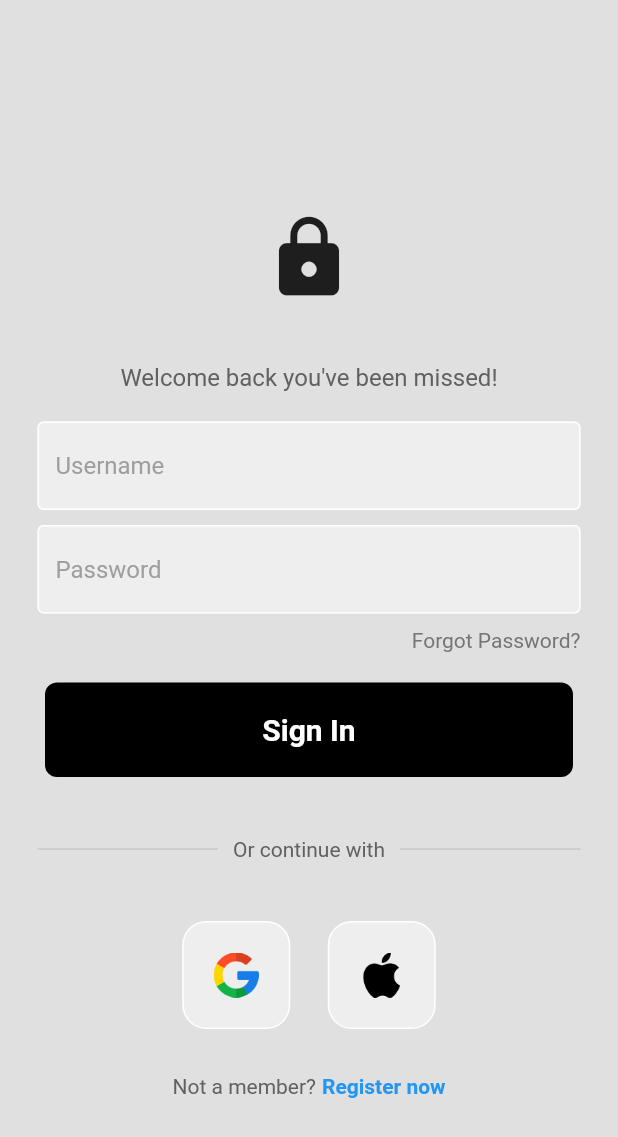
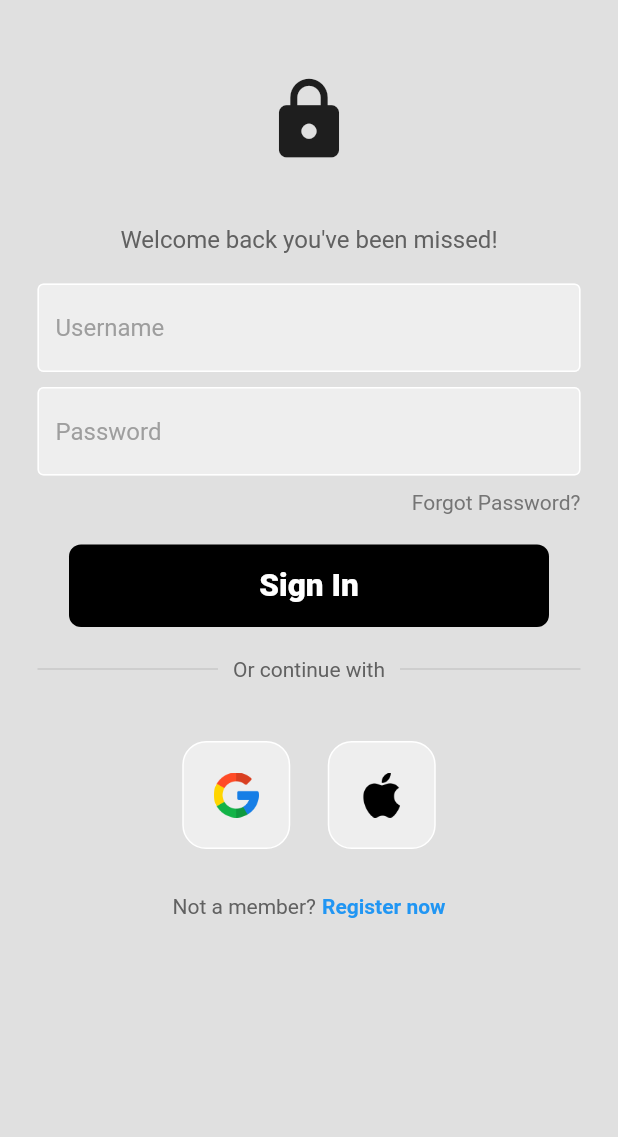
Before and after one commit to razzaq-99/E-commerce-App, a Flutter app: the screen it shows after launch, on a phone screen of 412 x 824 dp. Shown: the top 1137 px of the screen. Run offline on Flutter 3.47's test engine with Material 2 defaults, Android fonts, the phone set to English and light mode, and no system bars; missing offline and left inert: dart:js; statements that could not run were skipped.

Commit message:
updated files to manage login page and routes

```diff
--- a/lib/components/button2.dart
+++ b/lib/components/button2.dart
@@ -4,20 +4,18 @@ import 'package:flutter/material.dart';
 class MyButton extends StatelessWidget {
   final Function()? onTap;
   // final Object onTap;
-  const MyButton({super.key, required this.onTap});
+  const MyButton({super.key,required this.onTap});
 
   @override
   Widget build(BuildContext context) {
-    return InkWell(
-      onTap: onTap,
-      child: Container(
+    return Container(
       padding: const EdgeInsets.all(20),
       margin: const EdgeInsets.symmetric(horizontal: 30),
       decoration: BoxDecoration(
         color: Colors.black,
         borderRadius: BorderRadius.circular(8),
       ),
-        child:  const Center(
+      child: const Center(
         child: Text(
           "Sign In",
           style: TextStyle(
@@ -27,7 +25,6 @@ class MyButton extends StatelessWidget {
           ),
         ),
       ),
-      ),
     );
   }
 }
--- a/lib/main.dart
+++ b/lib/main.dart
@@ -38,14 +38,15 @@ class MyApp extends StatelessWidget {
       // is not restarted.
       // primarySwatch: Colors.blue,
       // ),
-      // home: const IntroPage(),
-        home:  LoginPage(),
+      home:  LoginPage(),
+      //   home:  const IntroPage(),
       theme: LightMode,
       routes: {
-        '/intro_page': (context) => const IntroPage(),
-        'shop_page': (context) => const ShopPage(),
-        'cart_page': (context) => const CartPage(),
-        'help_page' : (context) => const HelpPage()
+        '/login_page' : (context) =>  LoginPage(),
+        // 'intro_page': (context) => const IntroPage(),
+        // 'shop_page': (context) => const ShopPage(),
+        // 'cart_page': (context) => const CartPage(),
+        // 'help_page' : (context) => const HelpPage()
       },
     );
   }
--- a/lib/pages/intro_page.dart
+++ b/lib/pages/intro_page.dart
@@ -30,7 +30,7 @@ class _IntroPageState extends State<IntroPage> {
               height: 10,
             ),
             Text(
-              "Premium Quality Products",style: TextStyle(fontSize: 15,fontWeight : FontWeight.w500,color: Theme.of(context).colorScheme.inversePrimary),
+              "Premium Quality Products",style: TextStyle(fontSize: 15,fontWeight : FontWeight.w800,color: Theme.of(context).colorScheme.inversePrimary),
             ),
             const SizedBox(
               height: 25,
--- a/lib/pages/login_page.dart
+++ b/lib/pages/login_page.dart
@@ -1,5 +1,6 @@
 import 'dart:js';
 
+// import 'package:ecommerce_flutter/components/button2.dart';
 import 'package:ecommerce_flutter/components/button2.dart';
 import 'package:ecommerce_flutter/components/my_textfield.dart';
 import 'package:ecommerce_flutter/components/square_tile.dart';
@@ -14,14 +15,17 @@ class LoginPage extends StatelessWidget {
   final passwordController = TextEditingController();
 
   // sign user in method
-  void signUserIn() {
-    Navigator.pushNamed(context as BuildContext, MaterialPageRoute(builder: (context)=> IntroPage()) as String);
+  Future<dynamic> signUserIn() {
+    return Navigator.pushNamed(context as BuildContext,
+        MaterialPageRoute(builder: (context) => IntroPage()) as String);
   }
+
   @override
   Widget build(BuildContext context) {
     return Scaffold(
       backgroundColor: Colors.grey[300],
-      body: SafeArea(
+      body: SingleChildScrollView(
+        child: SafeArea(
           child: Center(
             child: Column(
               mainAxisAlignment: MainAxisAlignment.center,
@@ -81,13 +85,30 @@ class LoginPage extends StatelessWidget {
 
                 const SizedBox(height: 20),
 
-              // sign in button
-              // MyButton(
-                // onTap: Navigator.push(context, MaterialPageRoute(builder: (BuildContext context) => IntroPage()))
-              // ),
-              MyButton(onTap: signUserIn),
-              const SizedBox(height: 40),
-
+                Container(
+                  height: 55,
+                  width: 320,
+                  decoration: BoxDecoration(
+                    color: Colors.black,
+                    borderRadius: BorderRadius.circular(8),
+                  ),
+                  child: Center(
+                    child: InkWell(
+                      onTap: () => Navigator.push(context,
+                          MaterialPageRoute(builder: (context) => IntroPage())),
+                      child: const Text(
+                        "Sign In",
+                        style: TextStyle(
+                            fontSize: 21,
+                            fontWeight: FontWeight.w800,
+                            color: Colors.white),
+                      ),
+                    ),
+                  ),
+                ),
+                const SizedBox(
+                  height: 20,
+                ),
                 // or continue with
                 Padding(
                   padding: const EdgeInsets.symmetric(horizontal: 25.0),
@@ -143,11 +164,16 @@ class LoginPage extends StatelessWidget {
                       style: TextStyle(color: Colors.grey[700]),
                     ),
                     const SizedBox(width: 4),
-                  const Text(
+                    InkWell(
+                      onTap: (){
+                        Navigator.push(context, MaterialPageRoute(builder: (context)=> ))
+                      },
+                      child: const Text(
                         'Register now',
                         style: TextStyle(
                           color: Colors.blue,
                           fontWeight: FontWeight.bold,
+                        ),
                       ),
                     ),
                   ],
@@ -156,8 +182,7 @@ class LoginPage extends StatelessWidget {
             ),
           ),
         ),
-
-
+      ),
     );
   }
 }
```
Also changed, not shown: lib/pages/register_page.dart (+11 -0 lines). Lines whose indentation alone changed are shown as unchanged.
